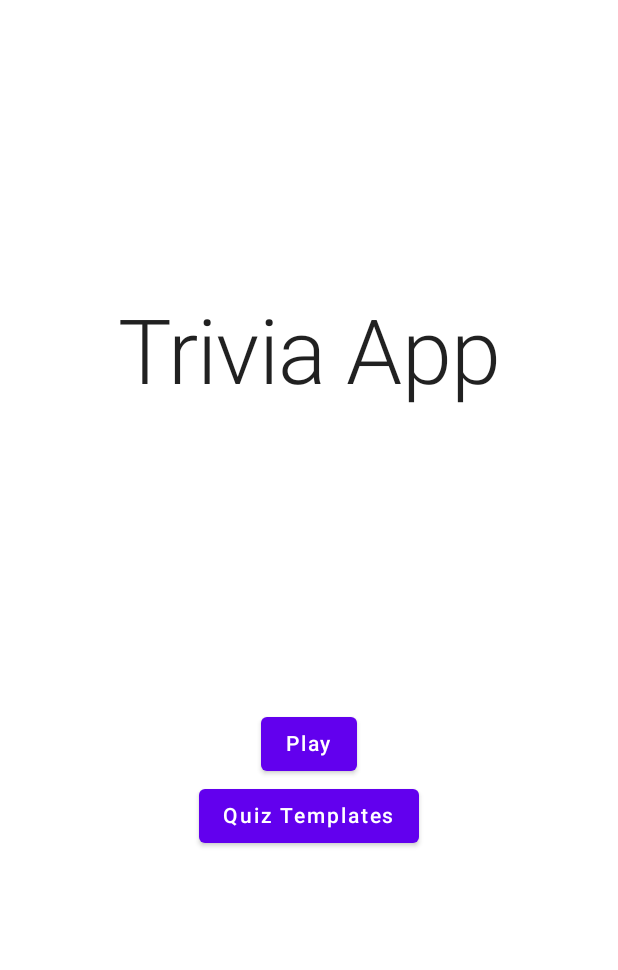
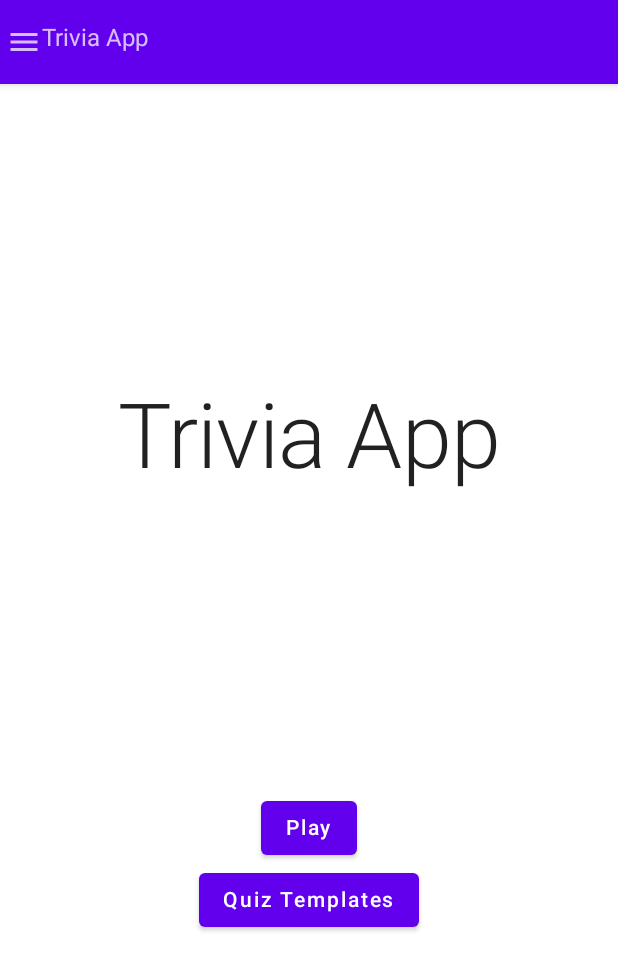
Before and after one commit to pauliancu97/trivia-android-app, an Android app built with Jetpack Compose: the screen it shows after launch (MainActivity), on a phone screen of 412 x 824 dp. Shown: the top 970 px of the screen. Run offline under Robolectric (Android 15) with nearby library versions, the phone set to English and light mode, and no system bars; our stand-ins replace Dagger/Hilt's generated code, Room's generated code, Timber, livedata-compose; 3 statements that could not run were skipped.

Commit message:
added top app bar, drawer navigation menu, mock settings screen

```diff
--- a/app/src/main/java/com/example/triviaapp/ui/activities/MainActivity.kt
+++ b/app/src/main/java/com/example/triviaapp/ui/activities/MainActivity.kt
@@ -3,19 +3,29 @@ package com.example.triviaapp.ui.activities
 import android.os.Bundle
 import androidx.activity.ComponentActivity
 import androidx.activity.compose.setContent
-import androidx.compose.material.MaterialTheme
-import androidx.compose.material.Surface
-import androidx.compose.runtime.Composable
+import androidx.compose.foundation.clickable
+import androidx.compose.foundation.layout.Column
+import androidx.compose.foundation.layout.Row
+import androidx.compose.material.*
+import androidx.compose.material.icons.Icons
+import androidx.compose.material.icons.filled.Menu
+import androidx.compose.runtime.*
+import androidx.compose.ui.Modifier
+import androidx.compose.ui.res.stringResource
 import androidx.hilt.navigation.compose.hiltViewModel
 import androidx.navigation.NavType
 import androidx.navigation.compose.NavHost
 import androidx.navigation.compose.composable
 import androidx.navigation.compose.navArgument
 import androidx.navigation.compose.rememberNavController
+import com.example.triviaapp.R
 import com.example.triviaapp.ui.animations.EnterFromRightAnimation
 import com.example.triviaapp.ui.dialogs.deletequiztemplate.DeleteQuizTemplateViewModel
 import com.example.triviaapp.ui.dialogs.playquiztemplate.PlayQuizTemplateDialogViewModel
 import com.example.triviaapp.ui.dialogs.savequiztemplate.QuizTemplateDialogViewModel
+import com.example.triviaapp.ui.drawer.Drawer
+import com.example.triviaapp.ui.drawer.DrawerDestination
+import com.example.triviaapp.ui.drawer.TopMenuAppBar
 import com.example.triviaapp.ui.models.DifficultyOption
 import com.example.triviaapp.ui.navigation.NavigationDestinations
 import com.example.triviaapp.ui.screens.createquiz.CreateQuizFirstScreen
@@ -31,6 +41,7 @@ import com.example.triviaapp.ui.screens.start.StartScreen
 import com.example.triviaapp.ui.screens.start.StartScreenViewModel
 import com.example.triviaapp.ui.theme.TriviaAppTheme
 import dagger.hilt.android.AndroidEntryPoint
+import kotlinx.coroutines.launch
 
 @AndroidEntryPoint
 class MainActivity : ComponentActivity() {
@@ -46,22 +57,65 @@ class MainActivity : ComponentActivity() {
 @Composable
 fun TriviaApp() {
     TriviaAppTheme {
-        // A surface container using the 'background' color from the theme
-        Surface(color = MaterialTheme.colors.background) {
-            TriviaAppNavHost()
+        var selectedDrawerDestination: MutableState<DrawerDestination?> =
+            remember { mutableStateOf(DrawerDestination.Home) }
+        val scope = rememberCoroutineScope()
+        val drawerState = rememberDrawerState(initialValue = DrawerValue.Closed)
+        val openDrawer = {
+            scope.launch { drawerState.open() }
+            Unit
         }
+        val closeDrawer = {
+            scope.launch { drawerState.close() }
+            Unit
+        }
+        TriviaAppNavHost(
+            selectedDrawerDestination = selectedDrawerDestination.value,
+            onDrawerDestinationSelected = {
+                selectedDrawerDestination.value = it
+            },
+            drawerState = drawerState,
+            openDrawer = openDrawer,
+            closeDrawer = closeDrawer
+        )
     }
 }
 
 @Composable
-fun TriviaAppNavHost() {
+fun TriviaAppNavHost(
+    selectedDrawerDestination: DrawerDestination? = null,
+    onDrawerDestinationSelected: (DrawerDestination) -> Unit,
+    drawerState: DrawerState,
+    openDrawer: () -> Unit,
+    closeDrawer: () -> Unit
+) {
     val navController = rememberNavController()
+    Surface(color = MaterialTheme.colors.background) {
+        ModalDrawer(
+            drawerContent = {
+                Drawer(
+                    selectedDrawerDestination = selectedDrawerDestination,
+                    onDrawerItemClicked = {
+                        onDrawerDestinationSelected(it)
+                        navController.navigate(it.navigationDestination.name) {
+                            popUpTo(navController.graph.startDestinationId)
+                            launchSingleTop = true
+                        }
+                        closeDrawer()
+                    }
+                )
+            },
+            gesturesEnabled = drawerState.isOpen,
+            drawerState = drawerState
+        ) {
             NavHost(
                 navController = navController,
                 startDestination = NavigationDestinations.StartScreen.name
             ) {
                 composable(NavigationDestinations.StartScreen.name) {
                     val viewModel = hiltViewModel<StartScreenViewModel>()
+                    Column {
+                        TopMenuAppBar(openDrawer)
                         StartScreen(
                             viewModel = viewModel,
                             navigateToCreateQuizFirstPage = {
@@ -71,6 +125,7 @@ fun TriviaAppNavHost() {
                                 navController.navigate(NavigationDestinations.QuizTemplates.name)
                             }
                         )
+                    }
                 }
                 composable(NavigationDestinations.CreateQuizFirstScreen.name) {
                     val viewModel = hiltViewModel<CreateQuizFirstScreenViewModel>()
@@ -274,5 +329,13 @@ fun TriviaAppNavHost() {
                         }
                     )
                 }
+                composable(NavigationDestinations.Settings.name) {
+                    Column {
+                        TopMenuAppBar(openDrawer)
+                        Text(text = stringResource(R.string.Settings))
                     }
                 }
+            }
+        }
+    }
+}
--- /dev/null
+++ b/app/src/main/java/com/example/triviaapp/ui/drawer/Drawer.kt
@@ -0,0 +1,83 @@
+package com.example.triviaapp.ui.drawer
+
+import androidx.compose.foundation.background
+import androidx.compose.foundation.clickable
+import androidx.compose.foundation.layout.*
+import androidx.compose.material.Icon
+import androidx.compose.material.MaterialTheme
+import androidx.compose.material.Text
+import androidx.compose.material.primarySurface
+import androidx.compose.runtime.Composable
+import androidx.compose.ui.Alignment
+import androidx.compose.ui.Modifier
+import androidx.compose.ui.res.stringResource
+import androidx.compose.ui.tooling.preview.Preview
+import androidx.compose.ui.unit.dp
+import com.example.triviaapp.R
+import com.example.triviaapp.ui.navigation.NavigationDestinations
+
+@Composable
+fun Drawer(
+    selectedDrawerDestination: DrawerDestination? = null,
+    onDrawerItemClicked: (DrawerDestination) -> Unit
+) {
+    Column(
+        modifier = Modifier.fillMaxSize()
+    ) {
+        for (drawerDestination in DrawerDestination.values()) {
+            DrawerDestinationItem(
+                drawerDestination,
+                selectedDrawerDestination == drawerDestination,
+                onClick = { onDrawerItemClicked(drawerDestination) }
+            )
+        }
+    }
+}
+
+@Composable
+fun DrawerDestinationItem(
+    drawerDestination: DrawerDestination,
+    isSelected: Boolean,
+    onClick: () -> Unit
+) {
+    Row(
+        modifier = Modifier
+            .fillMaxWidth()
+            .background(
+                color = if (isSelected) MaterialTheme.colors.primary else MaterialTheme.colors.surface
+            )
+            .clickable { onClick() }
+    ) {
+        Icon(
+            drawerDestination.icon,
+            contentDescription = stringResource(drawerDestination.descriptionId),
+            modifier = Modifier
+                .align(Alignment.CenterVertically)
+                .padding(start = 5.dp, end = 5.dp)
+        )
+        Text(
+            text = stringResource(drawerDestination.descriptionId),
+            modifier = Modifier
+                .align(Alignment.CenterVertically)
+        )
+    }
+}
+
+@Composable
+@Preview
+fun PreviewDrawer() {
+    Drawer(
+        selectedDrawerDestination = DrawerDestination.Settings,
+        onDrawerItemClicked = {}
+    )
+}
+
+@Composable
+@Preview
+fun PreviewDrawerDestinationItem() {
+    DrawerDestinationItem(
+        drawerDestination = DrawerDestination.Home,
+        isSelected = false,
+        onClick = {}
+    )
+}
--- /dev/null
+++ b/app/src/main/java/com/example/triviaapp/ui/drawer/DrawerDestination.kt
@@ -0,0 +1,18 @@
+package com.example.triviaapp.ui.drawer
+
+import androidx.annotation.StringRes
+import androidx.compose.material.icons.Icons
+import androidx.compose.material.icons.filled.Home
+import androidx.compose.material.icons.filled.Settings
+import androidx.compose.ui.graphics.vector.ImageVector
+import com.example.triviaapp.R
+import com.example.triviaapp.ui.navigation.NavigationDestinations
+
+enum class DrawerDestination(
+    val icon: ImageVector,
+    @StringRes val descriptionId: Int,
+    val navigationDestination: NavigationDestinations
+) {
+    Home(Icons.Default.Home, R.string.home, NavigationDestinations.StartScreen),
+    Settings(Icons.Default.Settings, R.string.Settings, NavigationDestinations.Settings)
+}
--- /dev/null
+++ b/app/src/main/java/com/example/triviaapp/ui/drawer/TopActionBar.kt
@@ -0,0 +1,30 @@
+package com.example.triviaapp.ui.drawer
+
+import androidx.compose.foundation.clickable
+import androidx.compose.foundation.layout.Row
+import androidx.compose.material.Icon
+import androidx.compose.material.Text
+import androidx.compose.material.TopAppBar
+import androidx.compose.material.icons.Icons
+import androidx.compose.material.icons.filled.Menu
+import androidx.compose.runtime.Composable
+import androidx.compose.ui.Modifier
+import androidx.compose.ui.res.stringResource
+import com.example.triviaapp.R
+
+@Composable
+fun TopMenuAppBar(
+    openDrawer: () -> Unit
+) {
+    TopAppBar {
+        Row {
+            Icon(
+                Icons.Default.Menu,
+                contentDescription = "Menu",
+                modifier = Modifier
+                    .clickable { openDrawer() }
+            )
+            Text(text = stringResource(R.string.app_title))
+        }
+    }
+}
--- a/app/src/main/java/com/example/triviaapp/ui/navigation/NavigationDestinations.kt
+++ b/app/src/main/java/com/example/triviaapp/ui/navigation/NavigationDestinations.kt
@@ -6,5 +6,6 @@ enum class NavigationDestinations {
     CreateQuizSecondScreen,
     PlayQuizScreen,
     FinishedQuizScreen,
-    QuizTemplates
+    QuizTemplates,
+    Settings
 }
--- a/app/src/main/res/values/strings.xml
+++ b/app/src/main/res/values/strings.xml
@@ -53,4 +53,6 @@
     <string name="delete_quiz_template_title">Delete quiz template</string>
     <string name="delete_quiz_template_message">Are you sure you want to delete \"%1$s\"?</string>
     <string name="deleted_quiz_template">Deleted quiz template \"%1$s\"</string>
+    <string name="home">Home</string>
+    <string name="Settings">Settings</string>
 </resources>
```
Lines whose indentation alone changed are shown as unchanged.
